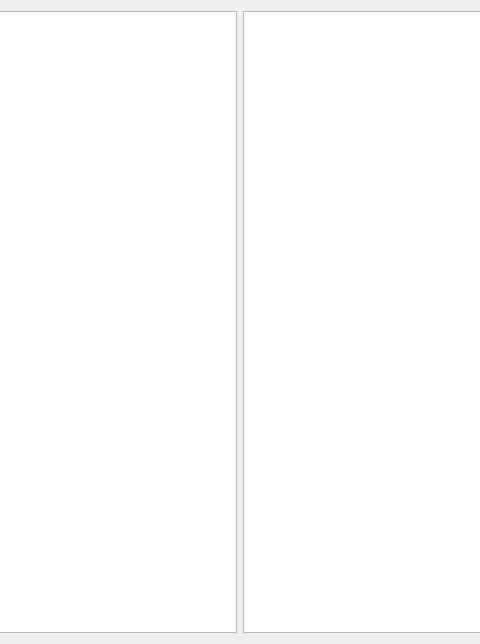
Qt form formsrcreport.ui (Sergeyego/econom) before a commit; both pictures show x 249 to 729 and y 0 to 644 of the 977 by 644 pixel window.
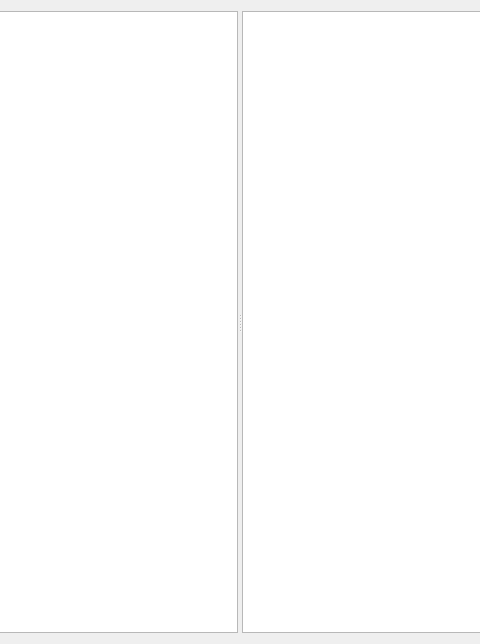
The same form after that commit.

The edit to the form file:
```diff
--- a/formsrcreport.ui
+++ b/formsrcreport.ui
@@ -13,12 +13,15 @@
   <property name="windowTitle">
    <string>Form</string>
   </property>
-  <layout class="QHBoxLayout" name="horizontalLayout">
+  <layout class="QVBoxLayout" name="verticalLayout">
    <item>
+    <widget class="QSplitter" name="splitter">
+     <property name="orientation">
+      <enum>Qt::Horizontal</enum>
+     </property>
     <widget class="QTreeView" name="treeViewSrc"/>
-   </item>
-   <item>
     <widget class="QTreeView" name="treeViewCalc"/>
+    </widget>
    </item>
   </layout>
  </widget>
```
Lines whose indentation alone changed are shown as unchanged.
